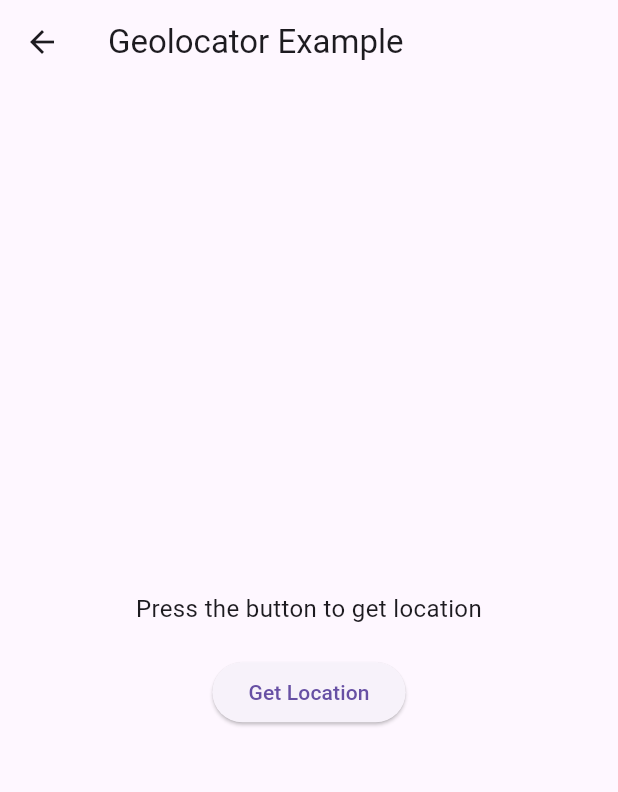
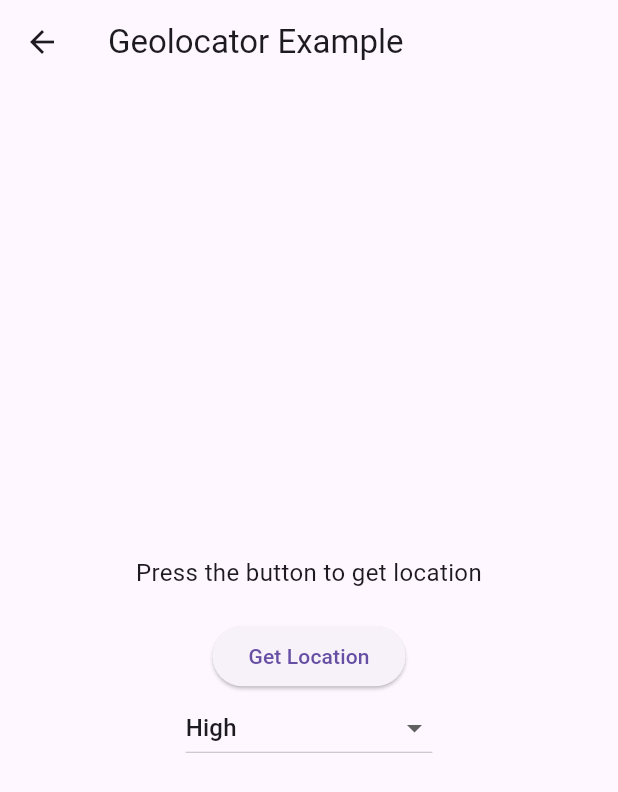
Before and after one commit to LukesRepositories/location_tracking_flutter, a Flutter app: the GeolocatorPackage screen opened by its route, after a tap on "Get Location", on a phone screen of 412 x 824 dp. Shown: the top 792 px of the screen. Run offline on Flutter 3.47's test engine with Material 3 defaults, Android fonts, the phone set to English and light mode, and no system bars; our stand-ins replace geolocator, location.

Commit message:
More information shown on screen from location data

```diff
--- a/lib/pages/geolocatorPackage.dart
+++ b/lib/pages/geolocatorPackage.dart
@@ -9,7 +9,20 @@ class GeolocatorPackage extends StatefulWidget {
 }
 
 class _LocationPageState extends State<GeolocatorPackage> {
-  String _locationMessage = "Press the button to get location";
+  String _locationMessage = "";
+
+  // Default accuracy
+  LocationAccuracy _selectedAccuracy = LocationAccuracy.high;
+
+  // Dropdown items for LocationAccuracy
+  final Map<LocationAccuracy, String> _accuracyOptions = {
+    LocationAccuracy.lowest: "Lowest",
+    LocationAccuracy.low: "Low",
+    LocationAccuracy.medium: "Medium",
+    LocationAccuracy.high: "High",
+    LocationAccuracy.best: "Best",
+    LocationAccuracy.bestForNavigation: "Best for Navigation",
+  };
 
   Future<void> _getLocation() async {
     bool serviceEnabled;
@@ -47,13 +60,13 @@ class _LocationPageState extends State<GeolocatorPackage> {
     final stopwatch = Stopwatch()..start();
     // Get the current position
     final Position position = await Geolocator.getCurrentPosition(
-      desiredAccuracy: LocationAccuracy.high,
+      desiredAccuracy: _selectedAccuracy,
     );
     stopwatch.stop();
 
     setState(() {
       _locationMessage =
-      "Lat: ${position.latitude}, Long: ${position.longitude}, Time-taken: ${stopwatch.elapsed}";
+      "Latitude: ${position.latitude}\nLongitude: ${position.longitude}\nTime-taken: ${stopwatch.elapsed}\nAccuracy: ${position.accuracy}\nAltitude: ${position.altitude}\nSpeed: ${position.speed}\nHeading: ${position.heading}\nTime-taken: ${stopwatch.elapsed}";
     });
   }
 
@@ -66,7 +79,7 @@ class _LocationPageState extends State<GeolocatorPackage> {
           mainAxisAlignment: MainAxisAlignment.center,
           children: [
             Text(
-              _locationMessage,
+              "Press the button to get location",
               textAlign: TextAlign.center,
               style: const TextStyle(fontSize: 16),
             ),
@@ -75,6 +88,31 @@ class _LocationPageState extends State<GeolocatorPackage> {
               onPressed: _getLocation,
               child: const Text("Get Location"),
             ),
+            // Dropdown menu for accuracy
+            DropdownButton<LocationAccuracy>(
+              value: _selectedAccuracy,
+              items: _accuracyOptions.entries
+                  .map(
+                    (entry) => DropdownMenuItem<LocationAccuracy>(
+                  value: entry.key,
+                  child: Text(entry.value),
+                ),
+              )
+                  .toList(),
+              onChanged: (value) {
+                if (value != null) {
+                  setState(() {
+                    _selectedAccuracy = value;
+                  });
+                }
+              },
+            ),
+            if(_locationMessage.isNotEmpty)
+              Text(
+              _locationMessage,
+              textAlign: TextAlign.center,
+              style: const TextStyle(fontSize: 16),
+              ),
           ],
         ),
       ),
--- a/lib/pages/locationPackage.dart
+++ b/lib/pages/locationPackage.dart
@@ -43,12 +43,12 @@ class _LocationPackageState extends State<LocationPackage> {
 
     final stopwatch = Stopwatch()..start();
     // Get the actual location
-    final locationData = await _location.getLocation();
+    final position = await _location.getLocation();
     stopwatch.stop();
 
     setState(() {
       _locationMessage =
-      "Lat: ${locationData.latitude}, Long: ${locationData.longitude}, Time-taken: ${stopwatch.elapsed}";
+      "Latitude: ${position.latitude}\nLongitude: ${position.longitude}\nAccuracy: ${position.accuracy}\nAltitude: ${position.altitude}\nSpeed: ${position.speed}\nHeading: ${position.heading}\nTime-taken: ${stopwatch.elapsed}";
     });
   }
 
```
